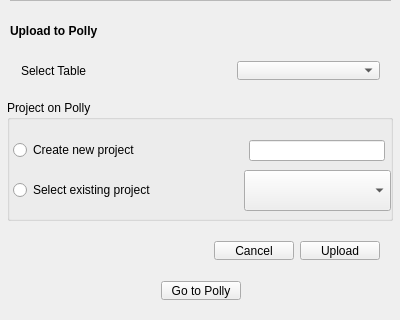
Before: the Qt Designer form src/gui/mzroll/forms/pollyelmaveninterface.ui in ElucidataInc/ElMaven, drawn with Qt 5; both pictures show x 0 to 400 and y 240 to 560 of the 400 by 560 pixel window.
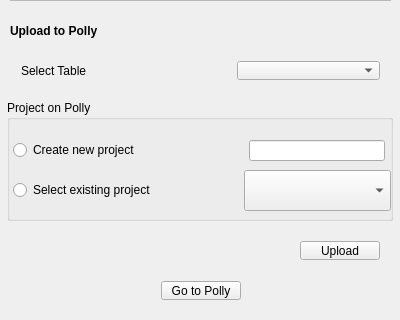
After: the same form once the commit is applied. Icons and pictures are not drawn.

Commit message:
Remove "Cancel" button from EPI dialog
The cancel button on Polly El-MAVEN interface dialog can simply
be the close button of the dialog window. We do not need an extra
close button.

The edit to the form file:
```diff
--- a/src/gui/mzroll/forms/pollyelmaveninterface.ui
+++ b/src/gui/mzroll/forms/pollyelmaveninterface.ui
@@ -92,13 +92,6 @@
       </property>
      </spacer>
     </item>
-    <item>
-     <widget class="QPushButton" name="cancelButton">
-      <property name="text">
-       <string>Cancel</string>
-      </property>
-     </widget>
-    </item>
     <item>
      <widget class="QPushButton" name="uploadButton">
       <property name="text">
```
The commit also changes 2 other files.
